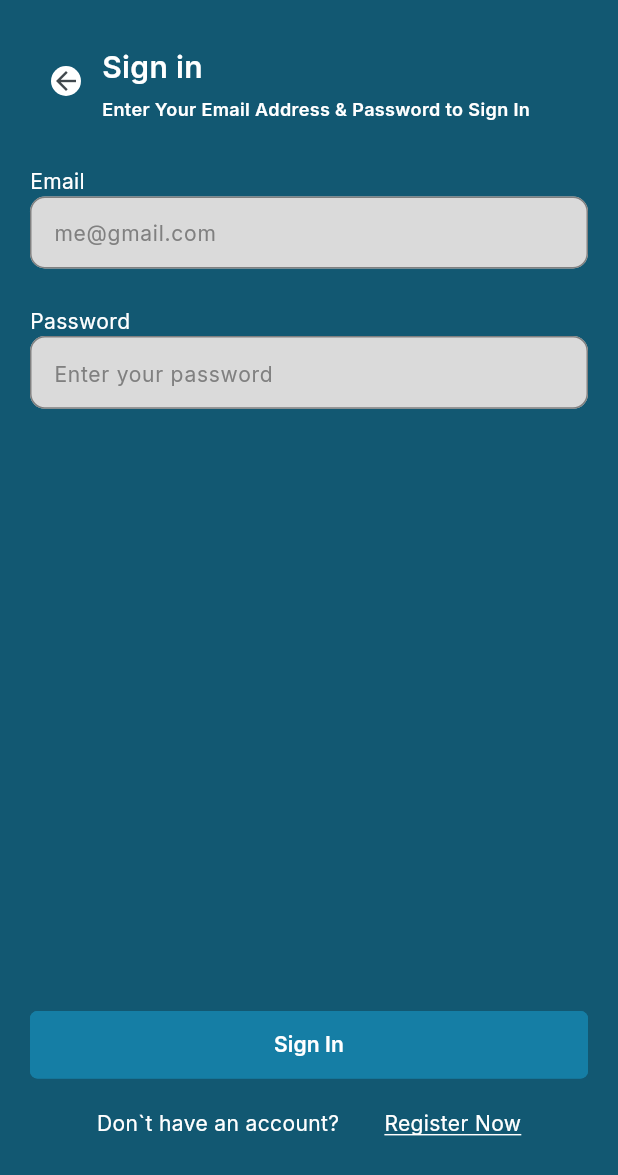
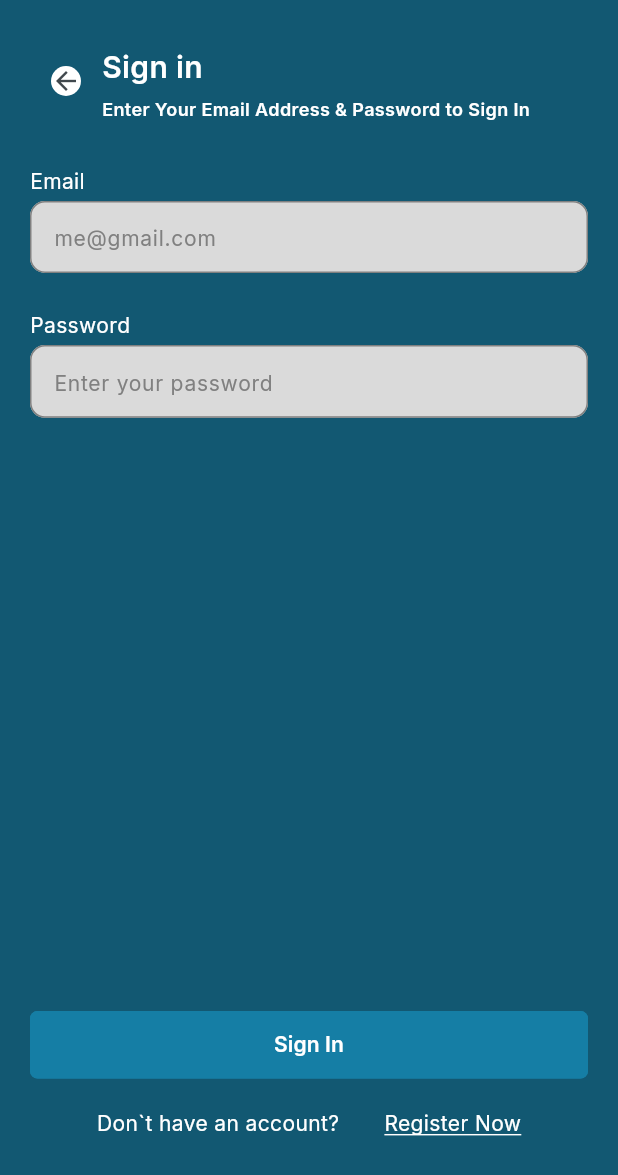
Before and after one commit to aafiqah/clean_up_community_app, a Flutter app: the SignUpPage screen opened by its route, after a tap on "Sign Up", after a tap on "Login Now", on a phone screen of 412 x 824 dp. Shown: the top 1175 px of the screen. Run offline on Flutter 3.47's test engine with Material 3 defaults, Android fonts, the phone set to English and light mode, and no system bars; our stand-ins replace go_router, google_fonts; missing offline and left inert: toasty_box.

Commit message:
add margin container

```diff
--- a/lib/presentation/widgets/form_field_widget.dart
+++ b/lib/presentation/widgets/form_field_widget.dart
@@ -72,8 +72,9 @@ class FormFieldWidget extends StatelessWidget {
               trailingChild ?? const SizedBox.shrink(),
             ],
           ),
-        Padding(
+        Container(
           padding: padding,
+          margin: const EdgeInsets.only(top: 3),
           child: TextFormField(
             onChanged: onChanged,
             inputFormatters: inputFormatters,
```
